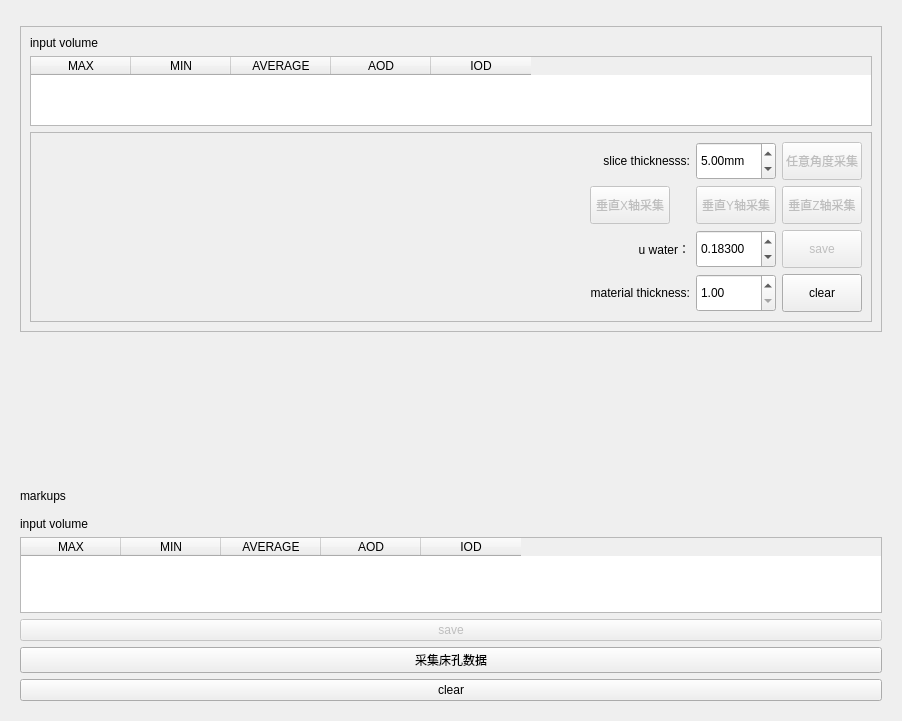
The window that Calculus/Resources/UI/qSlicerCalculusModuleWidget.ui (qimo601/exStone) describes before a commit, drawn with Qt 5.
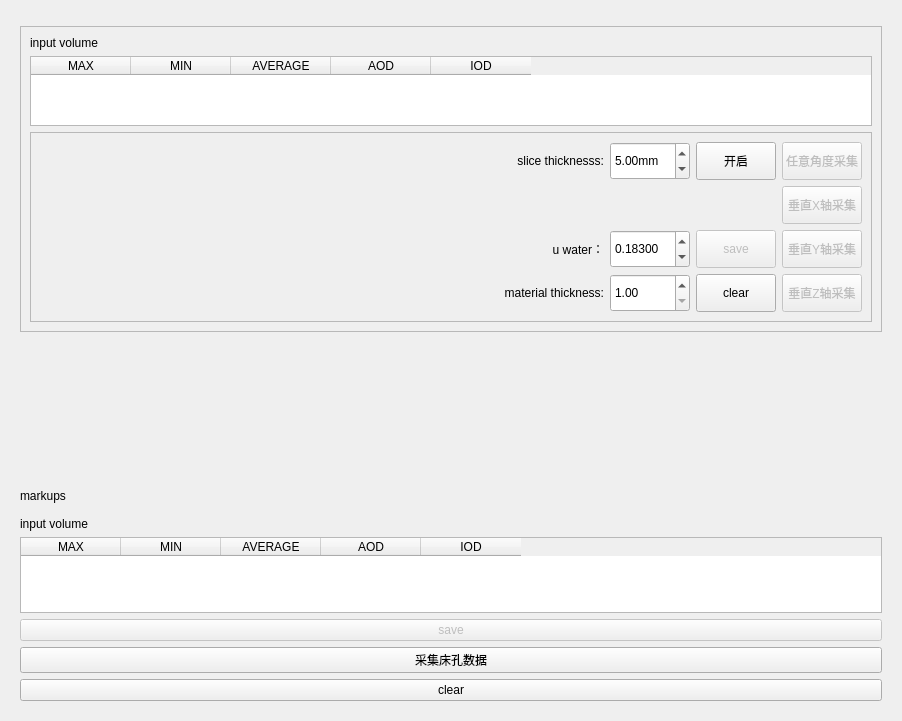
The same window after the commit. Custom widgets are drawn as their Qt base class.

```diff
--- a/Calculus/Resources/UI/qSlicerCalculusModuleWidget.ui
+++ b/Calculus/Resources/UI/qSlicerCalculusModuleWidget.ui
@@ -105,48 +105,7 @@
             <enum>QFrame::Raised</enum>
            </property>
            <layout class="QGridLayout" name="gridLayout">
-            <item row="4" column="5">
-             <widget class="QPushButton" name="clearButton_2">
-              <property name="minimumSize">
-               <size>
-                <width>80</width>
-                <height>38</height>
-               </size>
-              </property>
-              <property name="maximumSize">
-               <size>
-                <width>80</width>
-                <height>16777215</height>
-               </size>
-              </property>
-              <property name="text">
-               <string>clear</string>
-              </property>
-             </widget>
-            </item>
-            <item row="3" column="5">
-             <widget class="QPushButton" name="saveButton_2">
-              <property name="enabled">
-               <bool>false</bool>
-              </property>
-              <property name="minimumSize">
-               <size>
-                <width>80</width>
-                <height>38</height>
-               </size>
-              </property>
-              <property name="maximumSize">
-               <size>
-                <width>80</width>
-                <height>16777215</height>
-               </size>
-              </property>
-              <property name="text">
-               <string>save</string>
-              </property>
-             </widget>
-            </item>
-            <item row="0" column="5">
+            <item row="0" column="6">
              <widget class="QPushButton" name="acqStoneBtn">
               <property name="enabled">
                <bool>false</bool>
@@ -168,39 +127,7 @@
               </property>
              </widget>
             </item>
-            <item row="0" column="0">
-             <spacer name="horizontalSpacer">
-              <property name="orientation">
-               <enum>Qt::Horizontal</enum>
-              </property>
-              <property name="sizeHint" stdset="0">
-               <size>
-                <width>40</width>
-                <height>20</height>
-               </size>
-              </property>
-             </spacer>
-            </item>
             <item row="0" column="2">
-             <widget class="QLabel" name="label_4">
-              <property name="minimumSize">
-               <size>
-                <width>100</width>
-                <height>38</height>
-               </size>
-              </property>
-              <property name="text">
-               <string>slice thicknesss:</string>
-              </property>
-              <property name="textFormat">
-               <enum>Qt::PlainText</enum>
-              </property>
-              <property name="alignment">
-               <set>Qt::AlignRight|Qt::AlignTrailing|Qt::AlignVCenter</set>
-              </property>
-             </widget>
-            </item>
-            <item row="0" column="3">
              <widget class="QDoubleSpinBox" name="sliceThickSpinBox">
               <property name="minimumSize">
                <size>
@@ -228,7 +155,111 @@
               </property>
              </widget>
             </item>
-            <item row="3" column="3">
+            <item row="3" column="6">
+             <widget class="QPushButton" name="y_verticalAcqStoneBtn">
+              <property name="enabled">
+               <bool>false</bool>
+              </property>
+              <property name="minimumSize">
+               <size>
+                <width>80</width>
+                <height>38</height>
+               </size>
+              </property>
+              <property name="maximumSize">
+               <size>
+                <width>80</width>
+                <height>16777215</height>
+               </size>
+              </property>
+              <property name="text">
+               <string>垂直Y轴采集</string>
+              </property>
+             </widget>
+            </item>
+            <item row="3" column="1">
+             <widget class="QLabel" name="label_5">
+              <property name="minimumSize">
+               <size>
+                <width>100</width>
+                <height>38</height>
+               </size>
+              </property>
+              <property name="text">
+               <string>u water：</string>
+              </property>
+              <property name="alignment">
+               <set>Qt::AlignRight|Qt::AlignTrailing|Qt::AlignVCenter</set>
+              </property>
+             </widget>
+            </item>
+            <item row="0" column="1">
+             <widget class="QLabel" name="label_4">
+              <property name="minimumSize">
+               <size>
+                <width>100</width>
+                <height>38</height>
+               </size>
+              </property>
+              <property name="text">
+               <string>slice thicknesss:</string>
+              </property>
+              <property name="textFormat">
+               <enum>Qt::PlainText</enum>
+              </property>
+              <property name="alignment">
+               <set>Qt::AlignRight|Qt::AlignTrailing|Qt::AlignVCenter</set>
+              </property>
+             </widget>
+            </item>
+            <item row="4" column="6">
+             <widget class="QPushButton" name="z_verticalAcqStoneBtn">
+              <property name="enabled">
+               <bool>false</bool>
+              </property>
+              <property name="minimumSize">
+               <size>
+                <width>80</width>
+                <height>38</height>
+               </size>
+              </property>
+              <property name="maximumSize">
+               <size>
+                <width>80</width>
+                <height>16777215</height>
+               </size>
+              </property>
+              <property name="text">
+               <string>垂直Z轴采集</string>
+              </property>
+             </widget>
+            </item>
+            <item row="0" column="5">
+             <widget class="QPushButton" name="openBtn">
+              <property name="enabled">
+               <bool>true</bool>
+              </property>
+              <property name="minimumSize">
+               <size>
+                <width>80</width>
+                <height>38</height>
+               </size>
+              </property>
+              <property name="maximumSize">
+               <size>
+                <width>80</width>
+                <height>16777215</height>
+               </size>
+              </property>
+              <property name="text">
+               <string>开启</string>
+              </property>
+              <property name="flat">
+               <bool>false</bool>
+              </property>
+             </widget>
+            </item>
+            <item row="3" column="2">
              <widget class="QDoubleSpinBox" name="uWaterSpinBox">
               <property name="minimumSize">
                <size>
@@ -250,105 +281,29 @@
               </property>
              </widget>
             </item>
-            <item row="3" column="2">
-             <widget class="QLabel" name="label_5">
-              <property name="minimumSize">
-               <size>
-                <width>100</width>
-                <height>38</height>
-               </size>
-              </property>
-              <property name="text">
-               <string>u water：</string>
-              </property>
-              <property name="alignment">
-               <set>Qt::AlignRight|Qt::AlignTrailing|Qt::AlignVCenter</set>
-              </property>
-             </widget>
-            </item>
-            <item row="4" column="3">
-             <widget class="QDoubleSpinBox" name="materialThickSpinBox">
-              <property name="minimumSize">
-               <size>
-                <width>80</width>
-                <height>38</height>
-               </size>
-              </property>
-              <property name="maximumSize">
-               <size>
-                <width>50</width>
-                <height>16777215</height>
-               </size>
-              </property>
-              <property name="minimum">
-               <double>1.000000000000000</double>
-              </property>
-              <property name="maximum">
-               <double>20.000000000000000</double>
-              </property>
-             </widget>
-            </item>
             <item row="4" column="2">
-             <widget class="QLabel" name="label_6">
+             <widget class="QDoubleSpinBox" name="materialThickSpinBox">
               <property name="minimumSize">
                <size>
-                <width>100</width>
-                <height>38</height>
-               </size>
-              </property>
-              <property name="text">
-               <string>material thickness:</string>
-              </property>
-              <property name="alignment">
-               <set>Qt::AlignRight|Qt::AlignTrailing|Qt::AlignVCenter</set>
-              </property>
-             </widget>
-            </item>
-            <item row="1" column="3">
-             <widget class="QPushButton" name="y_verticalAcqStoneBtn">
-              <property name="enabled">
-               <bool>false</bool>
-              </property>
-              <property name="minimumSize">
-               <size>
                 <width>80</width>
                 <height>38</height>
                </size>
               </property>
               <property name="maximumSize">
                <size>
-                <width>80</width>
+                <width>50</width>
                 <height>16777215</height>
                </size>
               </property>
-              <property name="text">
-               <string>垂直Y轴采集</string>
+              <property name="minimum">
+               <double>1.000000000000000</double>
               </property>
-             </widget>
-            </item>
-            <item row="1" column="5">
-             <widget class="QPushButton" name="z_verticalAcqStoneBtn">
-              <property name="enabled">
-               <bool>false</bool>
+              <property name="maximum">
+               <double>20.000000000000000</double>
               </property>
-              <property name="minimumSize">
-               <size>
-                <width>80</width>
-                <height>38</height>
-               </size>
-              </property>
-              <property name="maximumSize">
-               <size>
-                <width>80</width>
-                <height>16777215</height>
-               </size>
-              </property>
-              <property name="text">
-               <string>垂直Z轴采集</string>
-              </property>
              </widget>
             </item>
-            <item row="1" column="2">
+            <item row="1" column="6">
              <widget class="QPushButton" name="x_verticalAcqStoneBtn">
               <property name="enabled">
                <bool>false</bool>
@@ -370,6 +325,63 @@
               </property>
              </widget>
             </item>
+            <item row="4" column="1">
+             <widget class="QLabel" name="label_6">
+              <property name="minimumSize">
+               <size>
+                <width>100</width>
+                <height>38</height>
+               </size>
+              </property>
+              <property name="text">
+               <string>material thickness:</string>
+              </property>
+              <property name="alignment">
+               <set>Qt::AlignRight|Qt::AlignTrailing|Qt::AlignVCenter</set>
+              </property>
+             </widget>
+            </item>
+            <item row="4" column="5">
+             <widget class="QPushButton" name="clearButton_2">
+              <property name="minimumSize">
+               <size>
+                <width>80</width>
+                <height>38</height>
+               </size>
+              </property>
+              <property name="maximumSize">
+               <size>
+                <width>80</width>
+                <height>16777215</height>
+               </size>
+              </property>
+              <property name="text">
+               <string>clear</string>
+              </property>
+             </widget>
+            </item>
+            <item row="3" column="5">
+             <widget class="QPushButton" name="saveButton_2">
+              <property name="enabled">
+               <bool>false</bool>
+              </property>
+              <property name="minimumSize">
+               <size>
+                <width>80</width>
+                <height>38</height>
+               </size>
+              </property>
+              <property name="maximumSize">
+               <size>
+                <width>80</width>
+                <height>16777215</height>
+               </size>
+              </property>
+              <property name="text">
+               <string>save</string>
+              </property>
+             </widget>
+            </item>
            </layout>
           </widget>
          </item>
```
